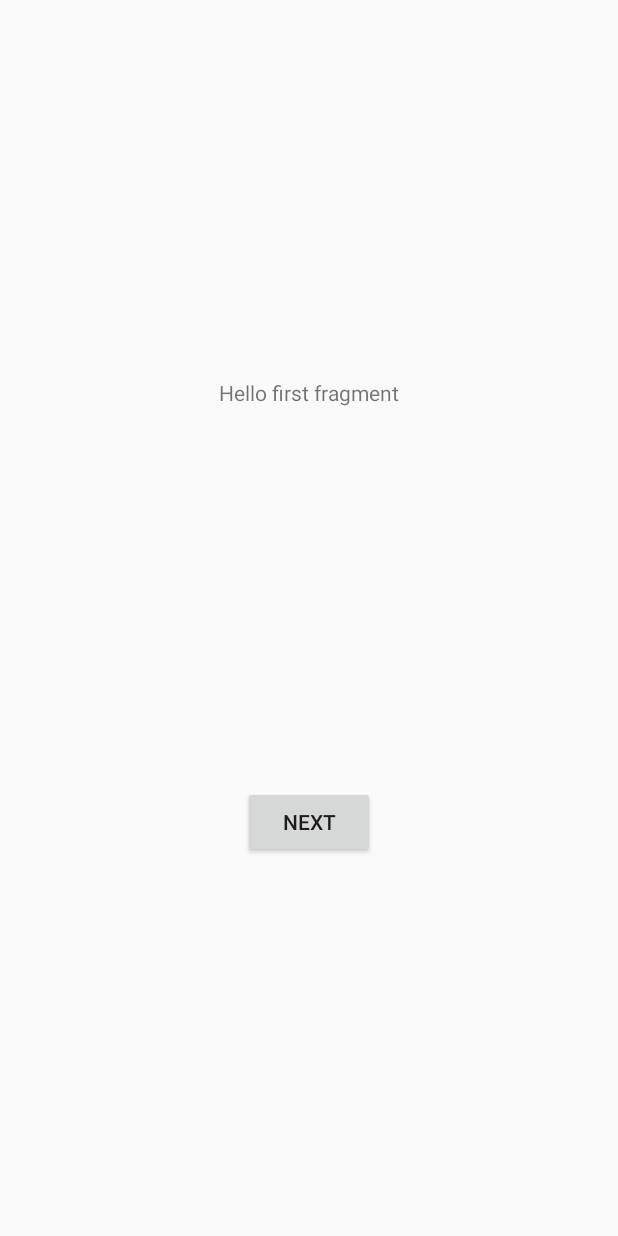
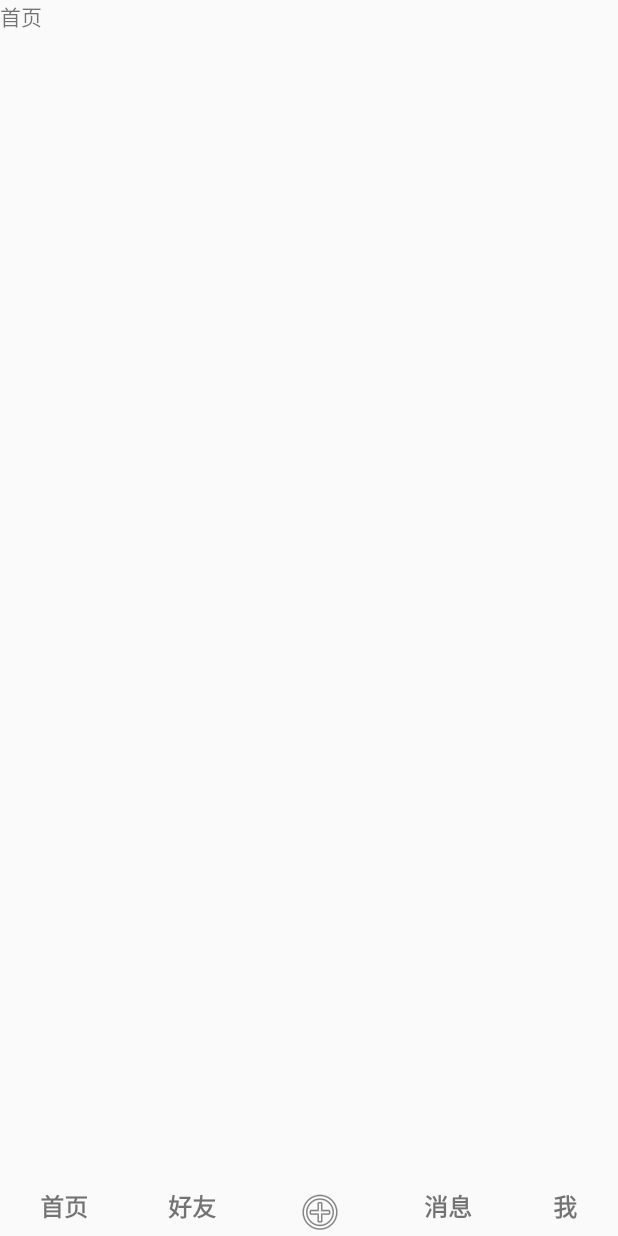
Before and after one commit to robinfoxnan/BirdTalkClientAndroid, an Android app: the screen it shows after launch (MainActivity), on a phone screen of 412 x 824 dp. Run offline under Robolectric (Android 15) with nearby library versions, the phone set to English and light mode, and no system bars.

Commit message:
tab页
做完了4个TAB页面，

```diff
--- a/app/src/main/java/com/bird2fish/birdtalkclient/FirstFragment.kt
+++ b/app/src/main/java/com/bird2fish/birdtalkclient/FirstFragment.kt
@@ -33,7 +33,7 @@ class FirstFragment : Fragment() {
         super.onViewCreated(view, savedInstanceState)
 
         binding.buttonFirst.setOnClickListener {
-            (activity as? MainActivity)?.switchFragment(LoginFragment() as Fragment)
+            (activity as? MainActivity)?.switchFragment(AppPageCode.PROFILE)
         }
     }
 
--- /dev/null
+++ b/app/src/main/java/com/bird2fish/birdtalkclient/FragmentArticles.kt
@@ -0,0 +1,59 @@
+package com.bird2fish.birdtalkclient
+
+import android.os.Bundle
+import androidx.fragment.app.Fragment
+import android.view.LayoutInflater
+import android.view.View
+import android.view.ViewGroup
+
+// TODO: Rename parameter arguments, choose names that match
+// the fragment initialization parameters, e.g. ARG_ITEM_NUMBER
+private const val ARG_PARAM1 = "param1"
+private const val ARG_PARAM2 = "param2"
+
+/**
+ * A simple [Fragment] subclass.
+ * Use the [FragmentArticles.newInstance] factory method to
+ * create an instance of this fragment.
+ */
+class FragmentArticles : Fragment() {
+    // TODO: Rename and change types of parameters
+    private var param1: String? = null
+    private var param2: String? = null
+
+    override fun onCreate(savedInstanceState: Bundle?) {
+        super.onCreate(savedInstanceState)
+        arguments?.let {
+            param1 = it.getString(ARG_PARAM1)
+            param2 = it.getString(ARG_PARAM2)
+        }
+    }
+
+    override fun onCreateView(
+        inflater: LayoutInflater, container: ViewGroup?,
+        savedInstanceState: Bundle?
+    ): View? {
+        // Inflate the layout for this fragment
+        return inflater.inflate(R.layout.fragment_articles, container, false)
+    }
+
+    companion object {
+        /**
+         * Use this factory method to create a new instance of
+         * this fragment using the provided parameters.
+         *
+         * @param param1 Parameter 1.
+         * @param param2 Parameter 2.
+         * @return A new instance of fragment FragmentArticles.
+         */
+        // TODO: Rename and change types and number of parameters
+        @JvmStatic
+        fun newInstance(param1: String, param2: String) =
+            FragmentArticles().apply {
+                arguments = Bundle().apply {
+                    putString(ARG_PARAM1, param1)
+                    putString(ARG_PARAM2, param2)
+                }
+            }
+    }
+}
--- /dev/null
+++ b/app/src/main/java/com/bird2fish/birdtalkclient/FragmentChat.kt
@@ -0,0 +1,59 @@
+package com.bird2fish.birdtalkclient
+
+import android.os.Bundle
+import androidx.fragment.app.Fragment
+import android.view.LayoutInflater
+import android.view.View
+import android.view.ViewGroup
+
+// TODO: Rename parameter arguments, choose names that match
+// the fragment initialization parameters, e.g. ARG_ITEM_NUMBER
+private const val ARG_PARAM1 = "param1"
+private const val ARG_PARAM2 = "param2"
+
+/**
+ * A simple [Fragment] subclass.
+ * Use the [FragmentChat.newInstance] factory method to
+ * create an instance of this fragment.
+ */
+class FragmentChat : Fragment() {
+    // TODO: Rename and change types of parameters
+    private var param1: String? = null
+    private var param2: String? = null
+
+    override fun onCreate(savedInstanceState: Bundle?) {
+        super.onCreate(savedInstanceState)
+        arguments?.let {
+            param1 = it.getString(ARG_PARAM1)
+            param2 = it.getString(ARG_PARAM2)
+        }
+    }
+
+    override fun onCreateView(
+        inflater: LayoutInflater, container: ViewGroup?,
+        savedInstanceState: Bundle?
+    ): View? {
+        // Inflate the layout for this fragment
+        return inflater.inflate(R.layout.fragment_chat, container, false)
+    }
+
+    companion object {
+        /**
+         * Use this factory method to create a new instance of
+         * this fragment using the provided parameters.
+         *
+         * @param param1 Parameter 1.
+         * @param param2 Parameter 2.
+         * @return A new instance of fragment FragmentChat.
+         */
+        // TODO: Rename and change types and number of parameters
+        @JvmStatic
+        fun newInstance(param1: String, param2: String) =
+            FragmentChat().apply {
+                arguments = Bundle().apply {
+                    putString(ARG_PARAM1, param1)
+                    putString(ARG_PARAM2, param2)
+                }
+            }
+    }
+}
--- /dev/null
+++ b/app/src/main/java/com/bird2fish/birdtalkclient/FragmentContact.kt
@@ -0,0 +1,59 @@
+package com.bird2fish.birdtalkclient
+
+import android.os.Bundle
+import androidx.fragment.app.Fragment
+import android.view.LayoutInflater
+import android.view.View
+import android.view.ViewGroup
+
+// TODO: Rename parameter arguments, choose names that match
+// the fragment initialization parameters, e.g. ARG_ITEM_NUMBER
+private const val ARG_PARAM1 = "param1"
+private const val ARG_PARAM2 = "param2"
+
+/**
+ * A simple [Fragment] subclass.
+ * Use the [FragmentContact.newInstance] factory method to
+ * create an instance of this fragment.
+ */
+class FragmentContact : Fragment() {
+    // TODO: Rename and change types of parameters
+    private var param1: String? = null
+    private var param2: String? = null
+
+    override fun onCreate(savedInstanceState: Bundle?) {
+        super.onCreate(savedInstanceState)
+        arguments?.let {
+            param1 = it.getString(ARG_PARAM1)
+            param2 = it.getString(ARG_PARAM2)
+        }
+    }
+
+    override fun onCreateView(
+        inflater: LayoutInflater, container: ViewGroup?,
+        savedInstanceState: Bundle?
+    ): View? {
+        // Inflate the layout for this fragment
+        return inflater.inflate(R.layout.fragment_contact, container, false)
+    }
+
+    companion object {
+        /**
+         * Use this factory method to create a new instance of
+         * this fragment using the provided parameters.
+         *
+         * @param param1 Parameter 1.
+         * @param param2 Parameter 2.
+         * @return A new instance of fragment FragmentContact.
+         */
+        // TODO: Rename and change types and number of parameters
+        @JvmStatic
+        fun newInstance(param1: String, param2: String) =
+            FragmentContact().apply {
+                arguments = Bundle().apply {
+                    putString(ARG_PARAM1, param1)
+                    putString(ARG_PARAM2, param2)
+                }
+            }
+    }
+}
--- /dev/null
+++ b/app/src/main/java/com/bird2fish/birdtalkclient/FragmentMe.kt
@@ -0,0 +1,59 @@
+package com.bird2fish.birdtalkclient
+
+import android.os.Bundle
+import androidx.fragment.app.Fragment
+import android.view.LayoutInflater
+import android.view.View
+import android.view.ViewGroup
+
+// TODO: Rename parameter arguments, choose names that match
+// the fragment initialization parameters, e.g. ARG_ITEM_NUMBER
+private const val ARG_PARAM1 = "param1"
+private const val ARG_PARAM2 = "param2"
+
+/**
+ * A simple [Fragment] subclass.
+ * Use the [FragmentMe.newInstance] factory method to
+ * create an instance of this fragment.
+ */
+class FragmentMe : Fragment() {
+    // TODO: Rename and change types of parameters
+    private var param1: String? = null
+    private var param2: String? = null
+
+    override fun onCreate(savedInstanceState: Bundle?) {
+        super.onCreate(savedInstanceState)
+        arguments?.let {
+            param1 = it.getString(ARG_PARAM1)
+            param2 = it.getString(ARG_PARAM2)
+        }
+    }
+
+    override fun onCreateView(
+        inflater: LayoutInflater, container: ViewGroup?,
+        savedInstanceState: Bundle?
+    ): View? {
+        // Inflate the layout for this fragment
+        return inflater.inflate(R.layout.fragment_me, container, false)
+    }
+
+    companion object {
+        /**
+         * Use this factory method to create a new instance of
+         * this fragment using the provided parameters.
+         *
+         * @param param1 Parameter 1.
+         * @param param2 Parameter 2.
+         * @return A new instance of fragment FragmentMe.
+         */
+        // TODO: Rename and change types and number of parameters
+        @JvmStatic
+        fun newInstance(param1: String, param2: String) =
+            FragmentMe().apply {
+                arguments = Bundle().apply {
+                    putString(ARG_PARAM1, param1)
+                    putString(ARG_PARAM2, param2)
+                }
+            }
+    }
+}
--- a/app/src/main/java/com/bird2fish/birdtalkclient/MainActivity.kt
+++ b/app/src/main/java/com/bird2fish/birdtalkclient/MainActivity.kt
@@ -1,13 +1,27 @@
 package com.bird2fish.birdtalkclient
 
 import android.os.Bundle
+import android.view.View
+import android.widget.TextView
+import androidx.annotation.IdRes
 import androidx.appcompat.app.AppCompatActivity
 import androidx.fragment.app.Fragment
 import com.bird2fish.birdtalkclient.databinding.ActivityMainBinding
 
 
+enum class AppPageCode {
+    HOME,
+    CONTACTS,
+    CHAT,
+    PROFILE,
+}
+
 class MainActivity : AppCompatActivity() {
     private lateinit var binding: ActivityMainBinding
+
+    // 用map管理页面
+    private val fragmentMap = mutableMapOf<AppPageCode, Fragment>()
+    private  @IdRes var lastBtnId : Int = R.id.b_tab_btn_main
 
     override fun onCreate(savedInstanceState: Bundle?) {
         super.onCreate(savedInstanceState)
@@ -15,21 +29,63 @@ class MainActivity : AppCompatActivity() {
         binding = ActivityMainBinding.inflate(layoutInflater)
         setContentView(binding.root)
 
-        // 默认加载的 Fragment
-        // 默认加载的 Fragment
+        // 初始化页面
         if (savedInstanceState == null) {
+            // 初始化 Fragment 实例并存储到 Map 中
+            fragmentMap[AppPageCode.HOME] = FragmentArticles()
+            fragmentMap[AppPageCode.CONTACTS] = FragmentContact()
+            fragmentMap[AppPageCode.CHAT] = FragmentChat()
+            fragmentMap[AppPageCode.PROFILE] = FragmentMe()
+
+            // 默认加载的 Fragment
+            switchFragment(AppPageCode.HOME)
+        }
+
+        // 初始化底部工具栏 tab
+        setupClickHandler<TextView>(AppPageCode.HOME, R.id.b_tab_btn_main)
+        setupClickHandler<TextView>(AppPageCode.CONTACTS, R.id.b_tab_btn_friends)
+        setupClickHandler<TextView>(AppPageCode.CHAT, R.id.b_tab_btn_msg)
+        setupClickHandler<TextView>(AppPageCode.PROFILE, R.id.b_tab_btn_me)
+
+    }
+
+    // 用于设置TAB按钮响应函数的模板函数
+    private fun <T : View> setupClickHandler(pageId: AppPageCode, @IdRes viewId: Int) {
+        val view = findViewById<T>(viewId)
+        view.setOnClickListener {
+            switchFragment(pageId)
+            setTabBtnSize(viewId)
+        }
+    }
+
+    // 设置字体
+    private fun setTabBtnSize(@IdRes viewId: Int) {
+        // 获取上一个按钮的视图并设置字体大小为 16sp
+        val lastView = findViewById<View>(lastBtnId)
+        if (lastView is TextView) {
+            lastView.textSize = 16f
+        }
+
+        // 获取当前按钮的视图并设置字体大小为 20sp
+        val currentView = findViewById<View>(viewId)
+        if (currentView is TextView) {
+            currentView.textSize = 18f
+        }
+
+        // 更新最后一个按钮的 ID
+        lastBtnId = viewId
+    }
+
+    // 用于切换 Fragment 的方法
+    fun switchFragment(index:  AppPageCode) {
+        val fragment = fragmentMap[index]
+        fragment?.let { // 如果 fragment 不为 null，则执行 let 代码块
             supportFragmentManager.beginTransaction()
-                .replace(R.id.fragment_container, FirstFragment())
+                .replace(R.id.fragment_container, it) // 在 let 代码块中，it 代表非空的 fragment
+                .addToBackStack(null)
                 .commit()
         }
     }
 
-    // 用于切换 Fragment 的方法
-    fun switchFragment(fragment: Fragment?) {
-        supportFragmentManager.beginTransaction()
-            .replace(R.id.fragment_container, fragment!!)
-            .addToBackStack(null)
-            .commit()
-    }
 
 }
--- a/app/src/main/java/com/bird2fish/birdtalkclient/SecondFragment.kt
+++ b/app/src/main/java/com/bird2fish/birdtalkclient/SecondFragment.kt
@@ -33,7 +33,7 @@ class SecondFragment : Fragment() {
         super.onViewCreated(view, savedInstanceState)
 
         binding.buttonSecond.setOnClickListener {
-            (activity as? MainActivity)?.switchFragment(FirstFragment())
+            (activity as? MainActivity)?.switchFragment(AppPageCode.PROFILE)
         }
     }
 
--- a/app/src/main/res/layout/activity_main.xml
+++ b/app/src/main/res/layout/activity_main.xml
@@ -1,4 +1,3 @@
-<?xml version="1.0" encoding="utf-8"?>
 <androidx.constraintlayout.widget.ConstraintLayout xmlns:android="http://schemas.android.com/apk/res/android"
     xmlns:app="http://schemas.android.com/apk/res-auto"
     xmlns:tools="http://schemas.android.com/tools"
@@ -10,7 +9,67 @@
     <FrameLayout
         android:id="@+id/fragment_container"
         android:layout_width="match_parent"
-        android:layout_height="match_parent">
+        android:layout_height="0dp"
+        android:layout_marginBottom="1dp"
+        app:layout_constraintBottom_toTopOf="@+id/b_main_toolbar"
+        app:layout_constraintTop_toTopOf="parent">
 
     </FrameLayout>
+
+    <LinearLayout
+        android:id="@+id/b_main_toolbar"
+        android:layout_width="match_parent"
+        android:layout_height="wrap_content"
+        android:orientation="horizontal"
+        app:layout_constraintBottom_toBottomOf="parent">
+
+        <TextView
+            android:id="@+id/b_tab_btn_main"
+            android:layout_width="wrap_content"
+            android:layout_height="wrap_content"
+            android:layout_weight="1"
+            android:text="@string/txt_main_page"
+            android:textAlignment="center"
+            android:textSize="16sp"
+            android:textStyle="bold" />
+
+        <TextView
+            android:id="@+id/b_tab_btn_friends"
+            android:layout_width="wrap_content"
+            android:layout_height="wrap_content"
+            android:layout_weight="1"
+            android:text="@string/txt_contact"
+            android:textAlignment="center"
+            android:textSize="16sp"
+            android:textStyle="bold" />
+
+        <ImageView
+            android:id="@+id/b_tab_btn_publish"
+            android:layout_width="wrap_content"
+            android:layout_height="wrap_content"
+            android:layout_weight="1"
+            app:srcCompat="@android:drawable/ic_menu_add" />
+
+        <TextView
+            android:id="@+id/b_tab_btn_msg"
+            android:layout_width="wrap_content"
+            android:layout_height="wrap_content"
+            android:layout_weight="1"
+            android:text="@string/txt_msg"
+            android:textAlignment="center"
+            android:textSize="16sp"
+            android:textStyle="bold" />
+
+        <TextView
+            android:id="@+id/b_tab_btn_me"
+            android:layout_width="wrap_content"
+            android:layout_height="wrap_content"
+            android:layout_weight="1"
+            android:text="@string/txt_me"
+            android:textAlignment="center"
+            android:textSize="16sp"
+            android:textStyle="bold" />
+
+    </LinearLayout>
+
 </androidx.constraintlayout.widget.ConstraintLayout>
--- /dev/null
+++ b/app/src/main/res/layout/fragment_articles.xml
@@ -0,0 +1,14 @@
+<?xml version="1.0" encoding="utf-8"?>
+<FrameLayout xmlns:android="http://schemas.android.com/apk/res/android"
+    xmlns:tools="http://schemas.android.com/tools"
+    android:layout_width="match_parent"
+    android:layout_height="match_parent"
+    tools:context=".FragmentArticles">
+
+    <!-- TODO: Update blank fragment layout -->
+    <TextView
+        android:layout_width="match_parent"
+        android:layout_height="match_parent"
+        android:text="@string/txt_main_page" />
+
+</FrameLayout>
--- a/app/src/main/res/values/strings.xml
+++ b/app/src/main/res/values/strings.xml
@@ -9,4 +9,10 @@
 
     <string name="hello_first_fragment">Hello first fragment</string>
     <string name="hello_second_fragment">Hello second fragment. Arg: %1$s</string>
+    <string name="txt_main_page">首页</string>
+    <string name="txt_contact">好友</string>
+    <string name="txt_me">我</string>
+    <string name="txt_msg">消息</string>
+    <!-- TODO: Remove or change this placeholder text -->
+    <string name="hello_blank_fragment">Hello blank fragment</string>
 </resources>
```
Also changed, not shown: app/src/main/res/layout/fragment_chat.xml (added, +14 -0 lines), app/src/main/res/layout/fragment_contact.xml (added, +14 -0 lines), app/src/main/res/layout/fragment_me.xml (added, +14 -0 lines).
